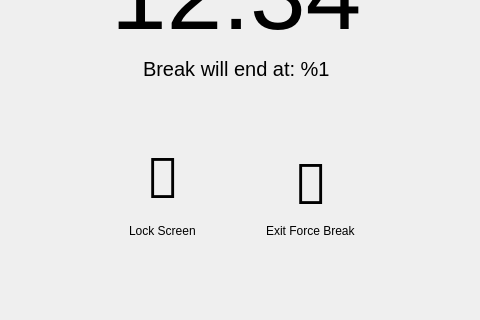
Above: src/app/break-window.ui from AllanChain/sane-break before the change; both pictures show x 153 to 633 and y 303 to 623 of the 780 by 623 pixel window. Below: the same form after it.
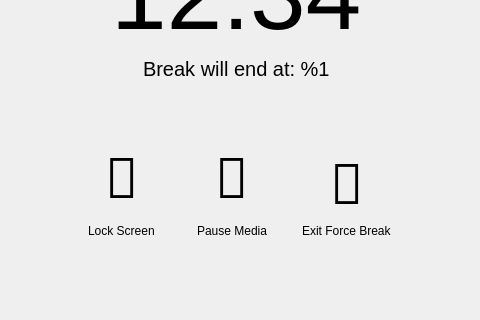
That is the form after the change.

Commit message:
pause media button during break (#178)
Closes #15

```diff
--- a/src/app/break-window.ui
+++ b/src/app/break-window.ui
@@ -263,6 +263,92 @@
            </layout>
           </widget>
          </item>
+         <item alignment="Qt::AlignmentFlag::AlignHCenter">
+          <widget class="QWidget" name="pauseMediaGroup" native="true">
+           <layout class="QVBoxLayout" name="pauseMediaGroupLayout">
+            <item alignment="Qt::AlignmentFlag::AlignHCenter">
+             <widget class="QPushButton" name="pauseMedia">
+              <property name="sizePolicy">
+               <sizepolicy hsizetype="Fixed" vsizetype="Fixed">
+                <horstretch>0</horstretch>
+                <verstretch>0</verstretch>
+               </sizepolicy>
+              </property>
+              <property name="minimumSize">
+               <size>
+                <width>80</width>
+                <height>80</height>
+               </size>
+              </property>
+              <property name="maximumSize">
+               <size>
+                <width>80</width>
+                <height>80</height>
+               </size>
+              </property>
+              <property name="text">
+               <string notr="true"/>
+              </property>
+              <property name="flat">
+               <bool>false</bool>
+              </property>
+              <layout class="QVBoxLayout" name="pauseMediaLayout">
+               <property name="spacing">
+                <number>0</number>
+               </property>
+               <property name="leftMargin">
+                <number>0</number>
+               </property>
+               <property name="topMargin">
+                <number>2</number>
+               </property>
+               <property name="rightMargin">
+                <number>0</number>
+               </property>
+               <property name="bottomMargin">
+                <number>0</number>
+               </property>
+               <item alignment="Qt::AlignmentFlag::AlignHCenter|Qt::AlignmentFlag::AlignVCenter">
+                <widget class="QLabel" name="pauseMediaIcon">
+                 <property name="styleSheet">
+                  <string notr="true">QLabel {
+  background: transparent;
+  font-size: 56px;
+}
+</string>
+                 </property>
+                 <property name="font">
+                  <font>
+                   <family>bootstrap-icons</family>
+                  </font>
+                 </property>
+                 <property name="text">
+                  <string notr="true">&amp;#xF4C3;</string>
+                 </property>
+                 <property name="textFormat">
+                  <enum>Qt::TextFormat::RichText</enum>
+                 </property>
+                 <property name="alignment">
+                  <set>Qt::AlignmentFlag::AlignCenter</set>
+                 </property>
+                 <property name="margin">
+                  <number>4</number>
+                 </property>
+                </widget>
+               </item>
+              </layout>
+             </widget>
+            </item>
+            <item alignment="Qt::AlignmentFlag::AlignHCenter">
+             <widget class="QLabel" name="pauseMediaLabel">
+              <property name="text">
+               <string>Pause Media</string>
+              </property>
+             </widget>
+            </item>
+           </layout>
+          </widget>
+         </item>
          <item alignment="Qt::AlignmentFlag::AlignHCenter">
           <widget class="QWidget" name="exitForceBreakGroup" native="true">
            <layout class="QVBoxLayout" name="verticalLayout_4">
```
The commit also changes 35 other files.
